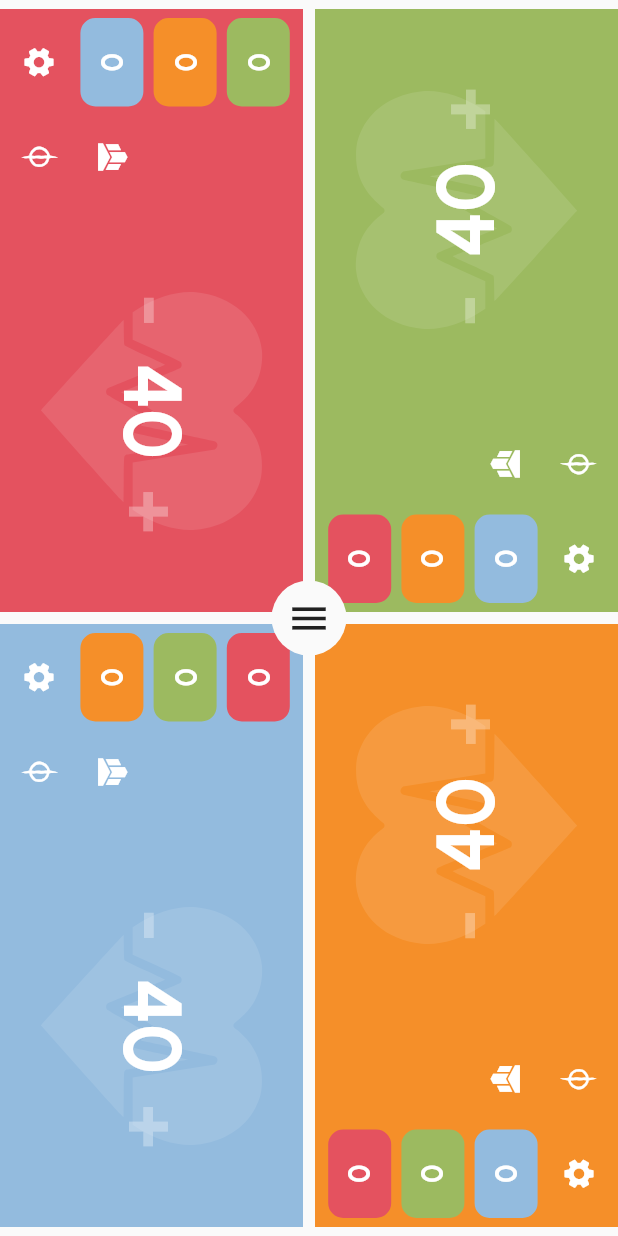
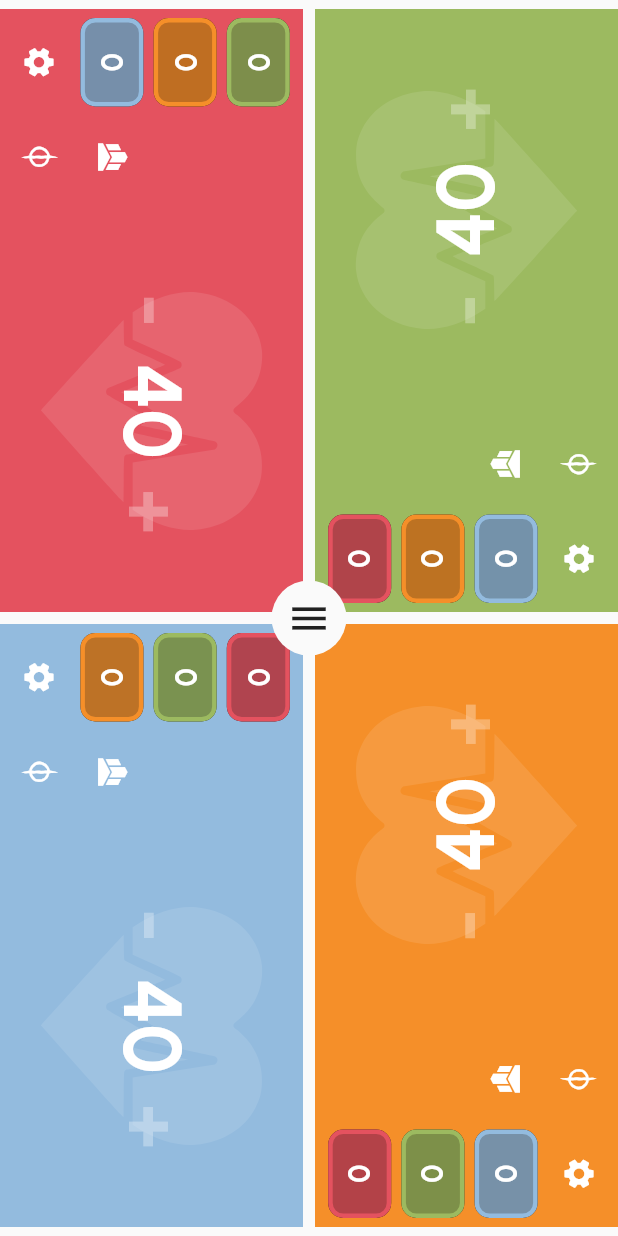
Before and after one commit to birkoss/mtg-tracker, a Flutter app: the screen it shows after launch, on a phone screen of 412 x 824 dp. Run offline on Flutter 3.47's test engine with Material 2 defaults, Android fonts, the phone set to English and light mode, and no system bars; our stand-ins replace flutter_svg, google_fonts, shared_preferences, wakelock.

Commit message:
UI Tweaks

```diff
--- a/lib/widgets/pressable_button.dart
+++ b/lib/widgets/pressable_button.dart
@@ -35,7 +35,21 @@ class _PressableButtonState extends State<PressableButton> {
               padding: const EdgeInsets.all(2.0),
               child: Container(
                 decoration: BoxDecoration(
-                  color: widget.inactiveColor,
+                  color: widget.inactiveColor == Colors.transparent
+                      ? widget.inactiveColor
+                      : Colors.black87,
+                  borderRadius: BorderRadius.circular(10),
+                ),
+                child: Container(
+                  decoration: BoxDecoration(
+                    color: widget.inactiveColor == Colors.transparent
+                        ? widget.inactiveColor
+                        : Color.fromRGBO(
+                            widget.inactiveColor.red,
+                            widget.inactiveColor.green,
+                            widget.inactiveColor.blue,
+                            0.75,
+                          ), //widget.inactiveColor,
                     borderRadius: BorderRadius.circular(10),
                     border: Border.all(
                       width: 3,
@@ -74,6 +88,7 @@ class _PressableButtonState extends State<PressableButton> {
                   ),
                 ),
               ),
+            ),
     );
   }
 }
```
Also changed, not shown: lib/widgets/boxes/player/player_box_panel.dart (+3 -4 lines), 1 other file. Lines whose indentation alone changed are shown as unchanged.
